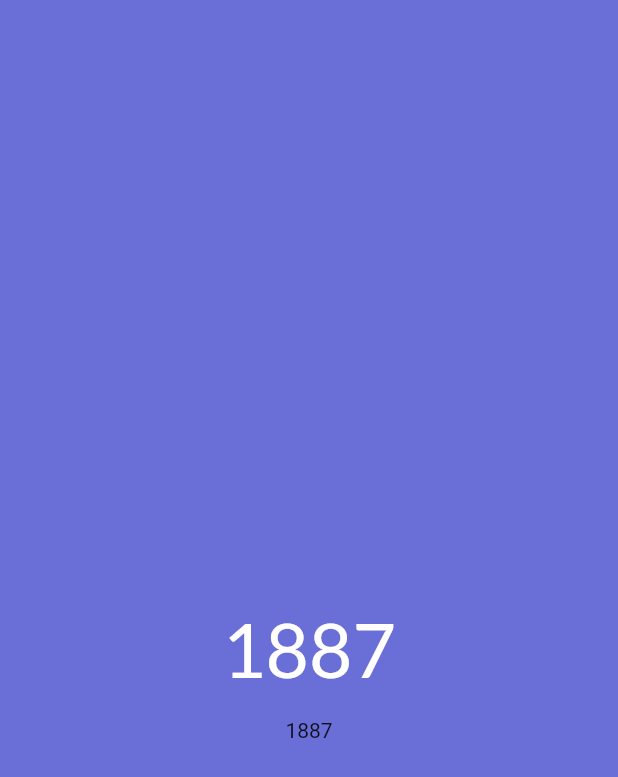
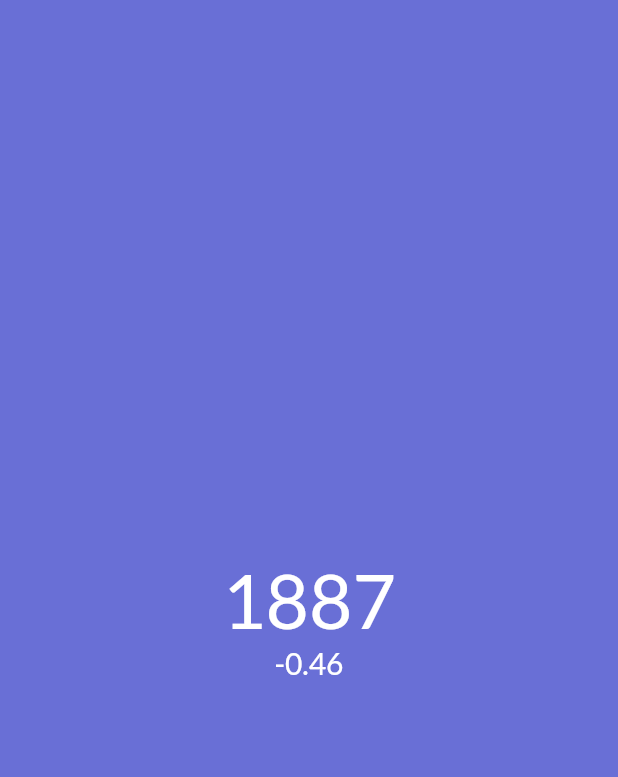
Before and after one commit to OKemmis/temperature-anomaly, a Flutter app: the screen it shows after launch, on a phone screen of 412 x 824 dp. Shown: the top 777 px of the screen. Run offline on Flutter 3.47's test engine with Material 2 defaults, Android fonts, the phone set to English and light mode, and no system bars; our stand-ins replace google_fonts.

Commit message:
Add temp anomaly text

```diff
--- a/lib/main.dart
+++ b/lib/main.dart
@@ -21,10 +21,11 @@ class _MyAppState extends State<MyApp> {
   int red = 0;
   int blue = 0;
   int yearCounter = 0;
+  num tempAnomaly = globals.temperatureAnomaly[0];
 
   @override
   Widget build(BuildContext context) {
-    var year = globals.years[yearCounter++].toString();
+    var year = globals.years[yearCounter].toString();
     return MaterialApp(
         home: Scaffold(
           body: Center(
@@ -34,11 +35,15 @@ class _MyAppState extends State<MyApp> {
               Text(
                 year,
                 style: GoogleFonts.lato(
-                  textStyle: const TextStyle(
-                      color: Colors.white, fontSize: 50, height: 3),
+                  textStyle: const TextStyle(color: Colors.white, fontSize: 50),
                 ),
               ),
-              Text(year)
+              Text(
+                tempAnomaly.toString(),
+                style: GoogleFonts.lato(
+                  textStyle: const TextStyle(color: Colors.white, fontSize: 20),
+                ),
+              ),
             ],
           )),
         ),
@@ -55,21 +60,25 @@ class _MyAppState extends State<MyApp> {
 
     timer = Timer.periodic(const Duration(seconds: 1), (Timer timer) {
       setState(() {
-        // Change colour here
-        final tempAnomaly = globals.temperatureAnomaly[yearCounter];
+        yearCounter++;
+        tempAnomaly = globals.temperatureAnomaly[yearCounter];
+        setColours();
+      });
+    });
+  }
+
+  // Helper function to set colour values for background
+  void setColours() {
     if (tempAnomaly == 0.0) {
       red = 0;
       blue = 0;
     } else if (tempAnomaly < 0.0) {
       red = 0;
       blue = 255 - (tempAnomaly * 150.0).toInt().abs();
-          print(blue);
     } else {
       red = 255 - (tempAnomaly * 150.0).toInt();
       blue = 0;
     }
-      });
-    });
   }
 
   @override
```
Lines whose indentation alone changed are shown as unchanged.
